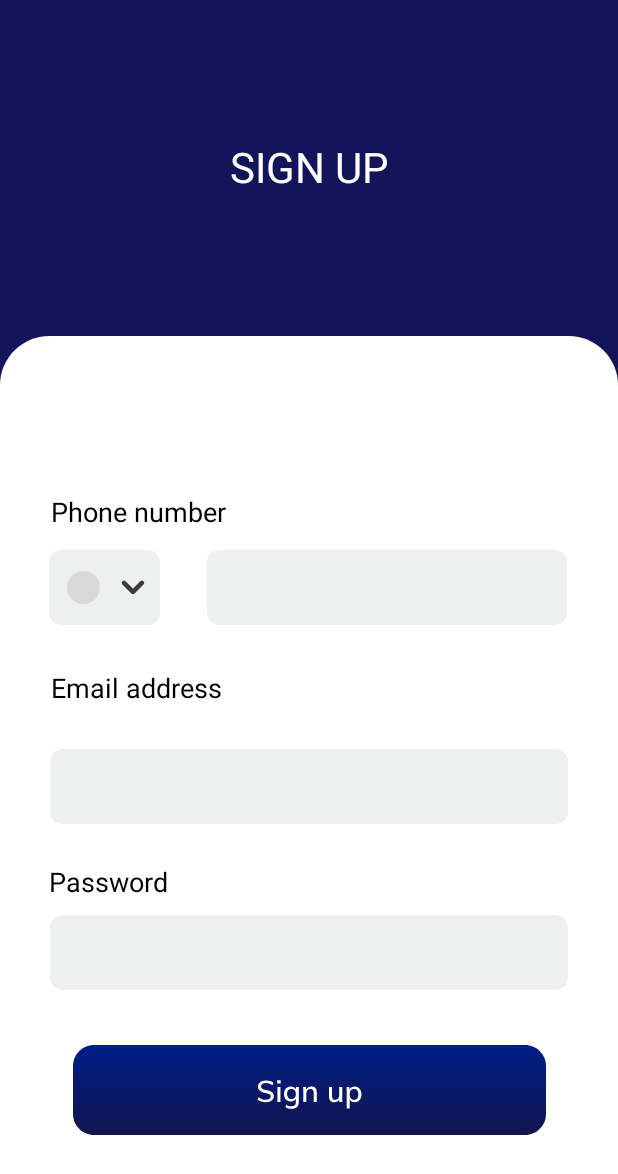
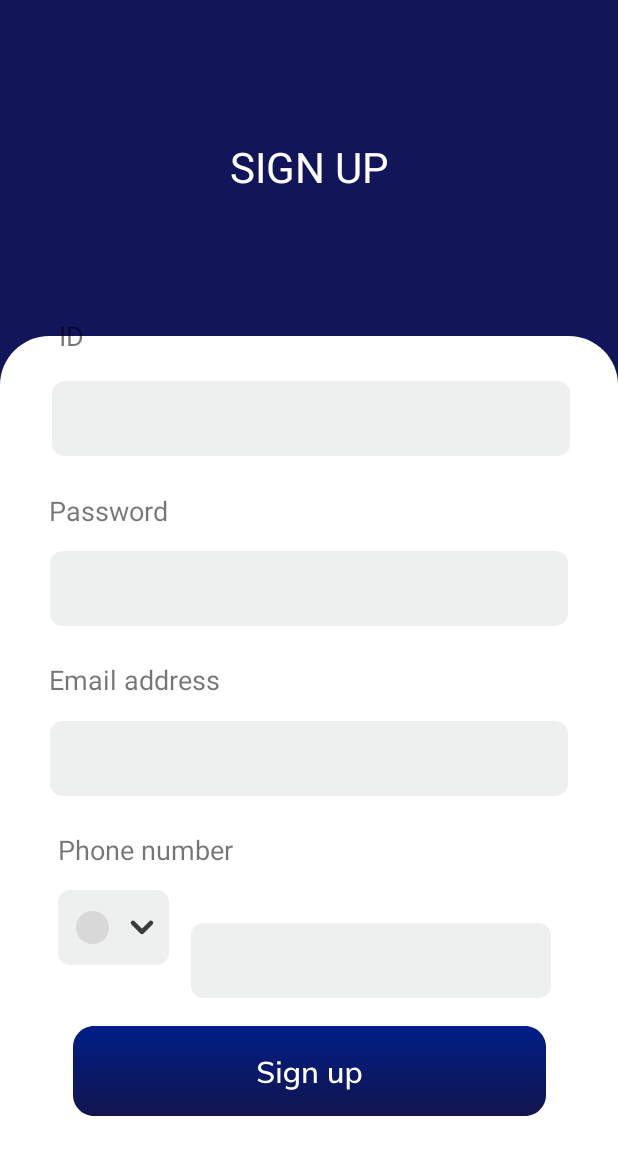
Before and after one commit to 20221111/Test11, an Android app: the screen it shows after launch (Create_Account), after a tap on an icon or button, on a phone screen of 412 x 824 dp. Shown: the top 1174 px of the screen. Run offline under Robolectric (Android 15) with nearby library versions, the phone set to English and light mode, and no system bars.

```diff
--- a/app/src/main/AndroidManifest.xml
+++ b/app/src/main/AndroidManifest.xml
@@ -27,6 +27,7 @@
         </activity>
         <activity android:name=".Create_Account"/>
         <activity android:name=".Forgot_Password"/>
+        <activity android:name=".Login"/>
     </application>
 
 </manifest>
--- a/app/src/main/java/com/example/test11/MainActivity.java
+++ b/app/src/main/java/com/example/test11/MainActivity.java
@@ -7,6 +7,7 @@ import android.content.Intent;
 import android.os.Bundle;
 import android.view.View;
 import android.widget.Button;
+import android.widget.ImageButton;
 
 public class MainActivity extends AppCompatActivity {
 
@@ -25,7 +26,7 @@ public class MainActivity extends AppCompatActivity {
                 startActivity(intent);
             }
         });
-
+        //ForgotPassword 클릭시 forgotpassword 페이지로 이동
         Button ForgotPassword = findViewById(R.id.ForgotPassword);
         ForgotPassword.setOnClickListener(new View.OnClickListener(){
 
@@ -35,5 +36,15 @@ public class MainActivity extends AppCompatActivity {
                 startActivity(intent);
             }
         });
+
+        ImageButton Sign_in = findViewById(R.id.Sign_in);
+        Sign_in.setOnClickListener(new View.OnClickListener(){
+
+            @Override
+            public void onClick(View view){
+                Intent intent = new Intent(getApplicationContext(), Login.class);
+                startActivity(intent);
         }
+    });
     }
+}
--- a/app/src/main/res/layout/forgotpassword.xml
+++ b/app/src/main/res/layout/forgotpassword.xml
@@ -1,10 +1,31 @@
 <?xml version="1.0" encoding="utf-8"?>
-<androidx.constraintlayout.widget.ConstraintLayout xmlns:android="http://schemas.android.com/apk/res/android"
+<androidx.constraintlayout.widget.ConstraintLayout
+    xmlns:android="http://schemas.android.com/apk/res/android"
     xmlns:app="http://schemas.android.com/apk/res-auto"
     xmlns:tools="http://schemas.android.com/tools"
     android:layout_width="match_parent"
     android:layout_height="match_parent"
     android:background="@color/DeepBlue">
+
+<!--    <LinearLayout-->
+<!--        android:layout_width="match_parent"-->
+<!--        android:layout_height="match_parent"-->
+<!--        tools:context=".DropDown">-->
+
+<!--        <TextView-->
+<!--            android:layout_width="wrap_content"-->
+<!--            android:layout_height="wrap_content"-->
+<!--            android:text="Hello World!"/>-->
+
+<!--        <Spinner-->
+<!--            android:id="@+id/spinner"-->
+<!--            android:layout_width="wrap_content"-->
+<!--            android:layout_height="wrap_content"-->
+<!--            android:dropDownWidth="200dp"-->
+<!--            android:spinnerMode="dropdown">-->
+<!--        </Spinner>-->
+
+<!--    </LinearLayout>-->
 
 
     <ImageView
@@ -87,7 +108,7 @@
         android:layout_height="wrap_content"
         android:autoSizeMaxTextSize="24dp"
         android:gravity="center"
-        android:text="Forgot yout password?"
+        android:text="Forgot your password?"
         android:textColor="@color/white"
         android:textSize="28dp"
         app:layout_constraintBottom_toTopOf="@+id/imageView"
@@ -134,4 +155,7 @@
         app:layout_constraintTop_toTopOf="parent"
         app:layout_constraintVertical_bias="0.669"
         tools:ignore="MissingConstraints" />
+
+
+
 </androidx.constraintlayout.widget.ConstraintLayout>
--- a/app/src/main/res/layout/signup.xml
+++ b/app/src/main/res/layout/signup.xml
@@ -25,26 +25,25 @@
         android:layout_width="wrap_content"
         android:layout_height="wrap_content"
         android:background="@drawable/phonenumber"
-        app:layout_constraintBottom_toTopOf="@+id/editText3"
+        app:layout_constraintBottom_toBottomOf="parent"
         app:layout_constraintEnd_toEndOf="parent"
-        app:layout_constraintHorizontal_bias="0.476"
+        app:layout_constraintHorizontal_bias="0.25"
         app:layout_constraintStart_toEndOf="@+id/imageButton3"
         app:layout_constraintTop_toTopOf="@+id/imageView"
-        app:layout_constraintVertical_bias="0.633"
+        app:layout_constraintVertical_bias="0.712"
         tools:ignore="MissingConstraints" />
 
     <TextView
         android:layout_width="wrap_content"
         android:layout_height="wrap_content"
         android:text="Phone number"
-        android:textColor="@color/black"
         android:textSize="18dp"
-        app:layout_constraintBottom_toTopOf="@+id/imageButton3"
+        app:layout_constraintBottom_toBottomOf="parent"
         app:layout_constraintEnd_toEndOf="parent"
-        app:layout_constraintHorizontal_bias="0.115"
+        app:layout_constraintHorizontal_bias="0.132"
         app:layout_constraintStart_toStartOf="parent"
-        app:layout_constraintTop_toTopOf="@+id/imageView"
-        app:layout_constraintVertical_bias="0.889"
+        app:layout_constraintTop_toTopOf="parent"
+        app:layout_constraintVertical_bias="0.693"
         tools:ignore="MissingConstraints" />
 
     <ImageButton
@@ -52,12 +51,12 @@
         android:layout_width="wrap_content"
         android:layout_height="wrap_content"
         android:background="@drawable/country"
-        app:layout_constraintBottom_toTopOf="@+id/editText3"
+        app:layout_constraintBottom_toBottomOf="@+id/imageView"
         app:layout_constraintEnd_toEndOf="parent"
-        app:layout_constraintHorizontal_bias="0.097"
+        app:layout_constraintHorizontal_bias="0.115"
         app:layout_constraintStart_toStartOf="parent"
-        app:layout_constraintTop_toTopOf="@+id/imageView"
-        app:layout_constraintVertical_bias="0.633"
+        app:layout_constraintTop_toTopOf="parent"
+        app:layout_constraintVertical_bias="0.767"
         tools:ignore="MissingConstraints" />
 
     <ImageButton
@@ -68,8 +67,8 @@
         app:layout_constraintBottom_toBottomOf="parent"
         app:layout_constraintEnd_toEndOf="parent"
         app:layout_constraintStart_toStartOf="parent"
-        app:layout_constraintTop_toBottomOf="@+id/editText3"
-        app:layout_constraintVertical_bias="0.686"
+        app:layout_constraintTop_toTopOf="parent"
+        app:layout_constraintVertical_bias="0.895"
         tools:ignore="MissingConstraints" />
 
     <EditText
@@ -80,20 +79,34 @@
         app:layout_constraintBottom_toBottomOf="@+id/imageView"
         app:layout_constraintEnd_toEndOf="parent"
         app:layout_constraintStart_toStartOf="parent"
-        app:layout_constraintTop_toTopOf="@+id/imageView"
+        app:layout_constraintTop_toTopOf="parent"
+        app:layout_constraintVertical_bias="0.475"
+        tools:ignore="MissingConstraints" />
+
+    <EditText
+        android:id="@+id/editText5"
+        android:layout_width="345dp"
+        android:layout_height="50dp"
+        android:background="@drawable/id"
+        app:layout_constraintBottom_toBottomOf="@+id/imageView"
+        app:layout_constraintEnd_toEndOf="parent"
+        app:layout_constraintStart_toStartOf="parent"
+        app:layout_constraintTop_toTopOf="parent"
+        app:layout_constraintVertical_bias="0.621"
         tools:ignore="MissingConstraints" />
 
     <TextView
+        android:id="@+id/textView3"
         android:layout_width="wrap_content"
         android:layout_height="wrap_content"
         android:text="Email address"
-        android:textColor="@color/black"
         android:textSize="18dp"
-        app:layout_constraintBottom_toTopOf="@+id/editText3"
+        app:layout_constraintBottom_toBottomOf="parent"
         app:layout_constraintEnd_toEndOf="parent"
-        app:layout_constraintHorizontal_bias="0.114"
+        app:layout_constraintHorizontal_bias="0.11"
         app:layout_constraintStart_toStartOf="parent"
-        app:layout_constraintTop_toBottomOf="@+id/imageButton3"
+        app:layout_constraintTop_toTopOf="parent"
+        app:layout_constraintVertical_bias="0.551"
         tools:ignore="MissingConstraints" />
 
     <EditText
@@ -103,23 +116,38 @@
         android:background="@drawable/id"
         app:layout_constraintBottom_toTopOf="@+id/signup"
         app:layout_constraintEnd_toEndOf="parent"
+        app:layout_constraintHorizontal_bias="0.515"
         app:layout_constraintStart_toStartOf="parent"
-        app:layout_constraintTop_toBottomOf="@+id/editText3"
-        app:layout_constraintVertical_bias="0.62"
+        app:layout_constraintTop_toTopOf="parent"
+        app:layout_constraintVertical_bias="0.401"
         tools:ignore="MissingConstraints" />
 
     <TextView
+        android:id="@+id/textView2"
         android:layout_width="wrap_content"
         android:layout_height="wrap_content"
         android:text="Password"
-        android:textColor="@color/black"
         android:textSize="18dp"
-        app:layout_constraintBottom_toTopOf="@+id/editText2"
+        app:layout_constraintBottom_toBottomOf="@+id/imageView"
         app:layout_constraintEnd_toEndOf="parent"
         app:layout_constraintHorizontal_bias="0.099"
         app:layout_constraintStart_toStartOf="parent"
-        app:layout_constraintTop_toBottomOf="@+id/editText3"
-        app:layout_constraintVertical_bias="0.72"
+        app:layout_constraintTop_toTopOf="parent"
+        app:layout_constraintVertical_bias="0.41"
+        tools:ignore="MissingConstraints" />
+
+    <TextView
+        android:id="@+id/textView4"
+        android:layout_width="wrap_content"
+        android:layout_height="wrap_content"
+        android:text="ID"
+        android:textSize="18dp"
+        app:layout_constraintBottom_toBottomOf="@+id/imageView"
+        app:layout_constraintEnd_toEndOf="parent"
+        app:layout_constraintHorizontal_bias="0.099"
+        app:layout_constraintStart_toStartOf="parent"
+        app:layout_constraintTop_toTopOf="parent"
+        app:layout_constraintVertical_bias="0.264"
         tools:ignore="MissingConstraints" />
 
     <TextView
```
